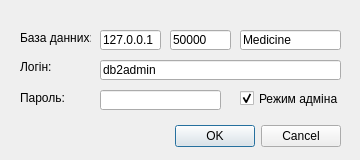
This is MedicineDb/logindialog.ui in zhelih/MedicineDB as Qt 5 draws it before an edit. The edited form follows.
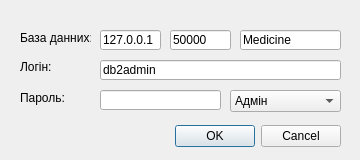
This is the edited form.

Diff of the .ui file:
```diff
--- a/MedicineDb/logindialog.ui
+++ b/MedicineDb/logindialog.ui
@@ -166,24 +166,30 @@
     <bool>true</bool>
    </property>
   </widget>
-  <widget class="QCheckBox" name="checkBox">
+  <widget class="QComboBox" name="comboBox">
    <property name="geometry">
     <rect>
-     <x>240</x>
+     <x>230</x>
      <y>90</y>
-     <width>101</width>
-     <height>17</height>
+     <width>111</width>
+     <height>22</height>
     </rect>
    </property>
+   <item>
    <property name="text">
-    <string>Режим адміна</string>
-   </property>
-   <property name="checked">
-    <bool>true</bool>
-   </property>
-   <property name="tristate">
-    <bool>false</bool>
-   </property>
+     <string>Адмін</string>
+    </property>
+   </item>
+   <item>
+    <property name="text">
+     <string>Директор</string>
+    </property>
+   </item>
+   <item>
+    <property name="text">
+     <string>Оператор</string>
+    </property>
+   </item>
   </widget>
  </widget>
  <resources/>
```
Lines whose indentation alone changed are shown as unchanged.
